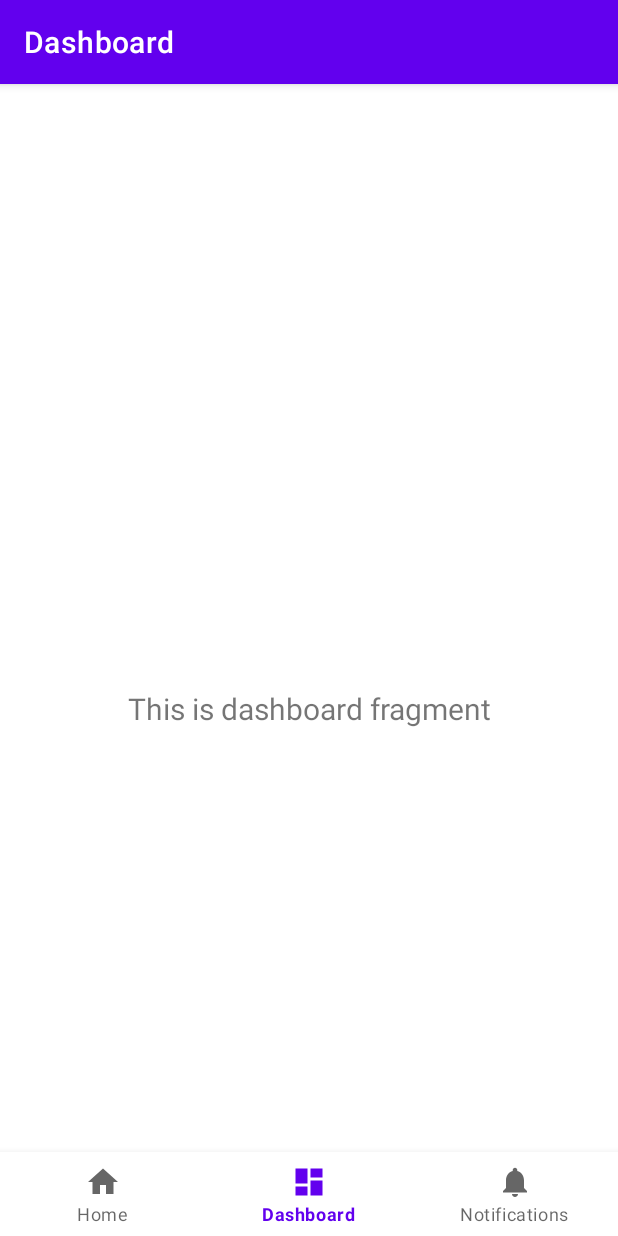
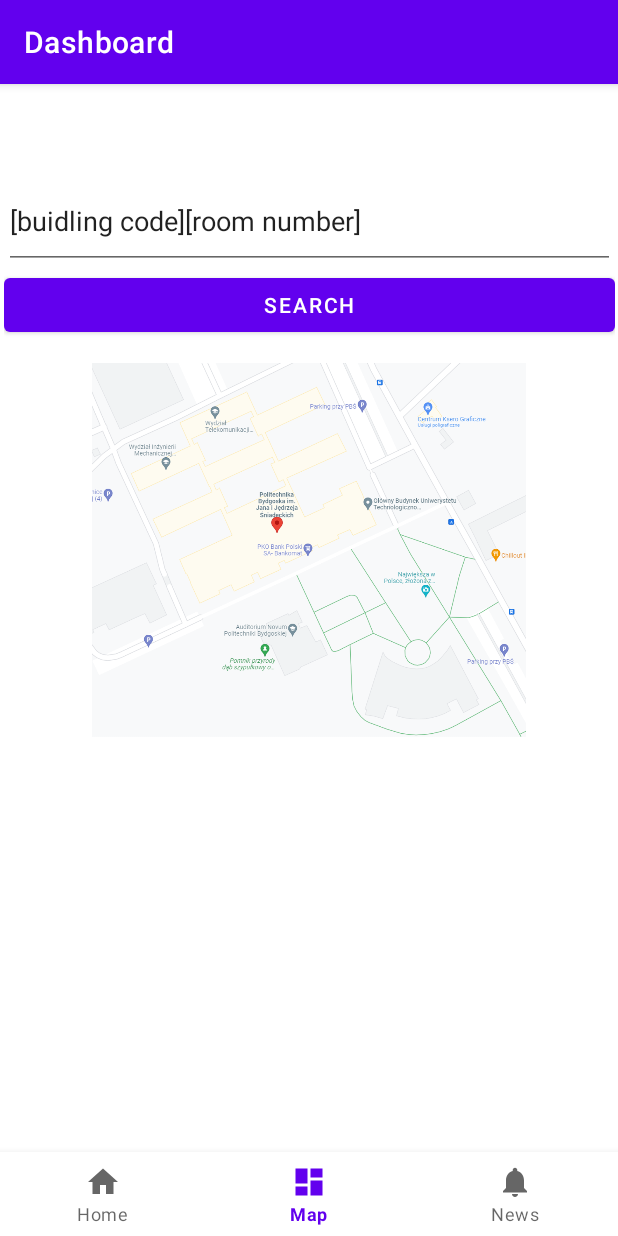
Before and after one commit to jakub-mucha/PBSCompanion, an Android app: the DashboardFragment screen opened through its navigation route, on a phone screen of 412 x 824 dp. Run offline under Robolectric (Android 15) with nearby library versions, the phone set to English and light mode, and no system bars; our stand-ins replace navigation-ui.

Commit message:
Added interactable map of the campus. Fixed displayed activity names.

```diff
--- a/app/src/main/java/com/pbs/pbscompanion/ui/dashboard/DashboardFragment.java
+++ b/app/src/main/java/com/pbs/pbscompanion/ui/dashboard/DashboardFragment.java
@@ -1,13 +1,20 @@
 package com.pbs.pbscompanion.ui.dashboard;
 
+import android.content.res.Resources;
+import android.graphics.BitmapFactory;
+import android.graphics.drawable.TransitionDrawable;
 import android.os.Bundle;
 import android.view.LayoutInflater;
 import android.view.View;
 import android.view.ViewGroup;
+import android.widget.Button;
+import android.widget.EditText;
+import android.widget.ImageView;
 import android.widget.TextView;
 
 import androidx.annotation.NonNull;
 import androidx.annotation.Nullable;
+import androidx.core.content.res.ResourcesCompat;
 import androidx.fragment.app.Fragment;
 import androidx.lifecycle.Observer;
 import androidx.lifecycle.ViewModelProvider;
@@ -15,10 +22,16 @@ import androidx.lifecycle.ViewModelProvider;
 import com.pbs.pbscompanion.R;
 import com.pbs.pbscompanion.databinding.FragmentDashboardBinding;
 
+import java.util.Arrays;
+
 public class DashboardFragment extends Fragment {
 
     private DashboardViewModel dashboardViewModel;
     private FragmentDashboardBinding binding;
+
+    public static boolean stringContainsItemFromList(String inputStr, String[] items) {
+        return Arrays.stream(items).anyMatch(inputStr::contains);
+    }
 
     public View onCreateView(@NonNull LayoutInflater inflater,
                              ViewGroup container, Bundle savedInstanceState) {
@@ -28,13 +41,29 @@ public class DashboardFragment extends Fragment {
         binding = FragmentDashboardBinding.inflate(inflater, container, false);
         View root = binding.getRoot();
 
-        final TextView textView = binding.textDashboard;
-        dashboardViewModel.getText().observe(getViewLifecycleOwner(), new Observer<String>() {
+        Resources res = root.getContext().getResources();
+
+        ImageView image = (ImageView) root.findViewById(R.id.imageView);
+        Button btnDisplay = (Button) root.findViewById(R.id.button);
+        btnDisplay.setOnClickListener(new View.OnClickListener() {
             @Override
-            public void onChanged(@Nullable String s) {
-                textView.setText(s);
+            public void onClick(View v) {
+                EditText room = root.findViewById(R.id.room);
+                if(room.getText().toString().contains("RCI")) {
+                    image.setImageBitmap(BitmapFactory.decodeResource(getResources(), getResources().getIdentifier("com.pbs.pbscompanion"+":drawable/"+"rci" , null, null)));
+                }
+                else if(room.getText().toString().contains("AN")) {
+                    image.setImageBitmap(BitmapFactory.decodeResource(getResources(), getResources().getIdentifier("com.pbs.pbscompanion"+":drawable/"+"an" , null, null)));
+                }
+                else if(stringContainsItemFromList(room.getText().toString(), new String[] {"A", "B", "C", "D", "E", "F", "G"})) {
+                    image.setImageBitmap(BitmapFactory.decodeResource(getResources(), getResources().getIdentifier("com.pbs.pbscompanion"+":drawable/"+"main" , null, null)));
+                }
+                else {
+                    image.setImageBitmap(BitmapFactory.decodeResource(getResources(), getResources().getIdentifier("com.pbs.pbscompanion"+":drawable/"+"base" , null, null)));
+                }
             }
         });
+
         return root;
     }
 
--- a/app/src/main/res/layout/fragment_dashboard.xml
+++ b/app/src/main/res/layout/fragment_dashboard.xml
@@ -6,17 +6,40 @@
     android:layout_height="match_parent"
     tools:context=".ui.dashboard.DashboardFragment">
 
-    <TextView
-        android:id="@+id/text_dashboard"
-        android:layout_width="match_parent"
-        android:layout_height="wrap_content"
-        android:layout_marginStart="8dp"
-        android:layout_marginTop="8dp"
-        android:layout_marginEnd="8dp"
-        android:textAlignment="center"
-        android:textSize="20sp"
+    <LinearLayout
+        android:id="@+id/linearLayout2"
+        android:layout_width="407dp"
+        android:layout_height="126dp"
+        android:layout_marginTop="4dp"
+        android:orientation="vertical"
+        app:layout_constraintEnd_toEndOf="parent"
+        app:layout_constraintStart_toStartOf="parent"
+        app:layout_constraintTop_toTopOf="parent">
+
+        <EditText
+            android:id="@+id/room"
+            android:layout_width="match_parent"
+            android:layout_height="63dp"
+            android:ems="10"
+            android:inputType="text"
+            android:text="[buidling code][room number]" />
+
+        <Button
+            android:id="@+id/button"
+            android:layout_width="match_parent"
+            android:layout_height="wrap_content"
+            android:text="Search" />
+    </LinearLayout>
+
+    <ImageView
+        android:id="@+id/imageView"
+        android:layout_width="337dp"
+        android:layout_height="253dp"
+        android:layout_marginBottom="84dp"
+        android:src="@drawable/base"
         app:layout_constraintBottom_toBottomOf="parent"
         app:layout_constraintEnd_toEndOf="parent"
         app:layout_constraintStart_toStartOf="parent"
-        app:layout_constraintTop_toTopOf="parent" />
+        app:layout_constraintTop_toBottomOf="@+id/linearLayout2"
+        app:layout_constraintVertical_bias="0.0" />
 </androidx.constraintlayout.widget.ConstraintLayout>
--- a/app/src/main/res/layout/fragment_notifications.xml
+++ b/app/src/main/res/layout/fragment_notifications.xml
@@ -41,7 +41,7 @@
             android:layout_width="wrap_content"
             android:layout_height="match_parent"
             android:layout_weight="1"
-            android:text="Wybierz" />
+            android:text="Choose" />
 
     </LinearLayout>
 
--- a/app/src/main/res/menu/bottom_nav_menu.xml
+++ b/app/src/main/res/menu/bottom_nav_menu.xml
@@ -9,11 +9,11 @@
     <item
         android:id="@+id/navigation_dashboard"
         android:icon="@drawable/ic_dashboard_black_24dp"
-        android:title="@string/title_dashboard" />
+        android:title="@string/title_map" />
 
     <item
         android:id="@+id/navigation_notifications"
         android:icon="@drawable/ic_notifications_black_24dp"
-        android:title="@string/title_notifications" />
+        android:title="@string/title_news" />
 
 </menu>
--- a/app/src/main/res/values/strings.xml
+++ b/app/src/main/res/values/strings.xml
@@ -3,4 +3,6 @@
     <string name="title_home">Home</string>
     <string name="title_dashboard">Dashboard</string>
     <string name="title_notifications">Notifications</string>
+    <string name="title_map">Map</string>
+    <string name="title_news">News</string>
 </resources>
```
Also changed, not shown: app/src/main/res/drawable/an.png (added), app/src/main/res/drawable/base.png (added), app/src/main/res/drawable/main.png (added), app/src/main/res/drawable/rci.png (added).
